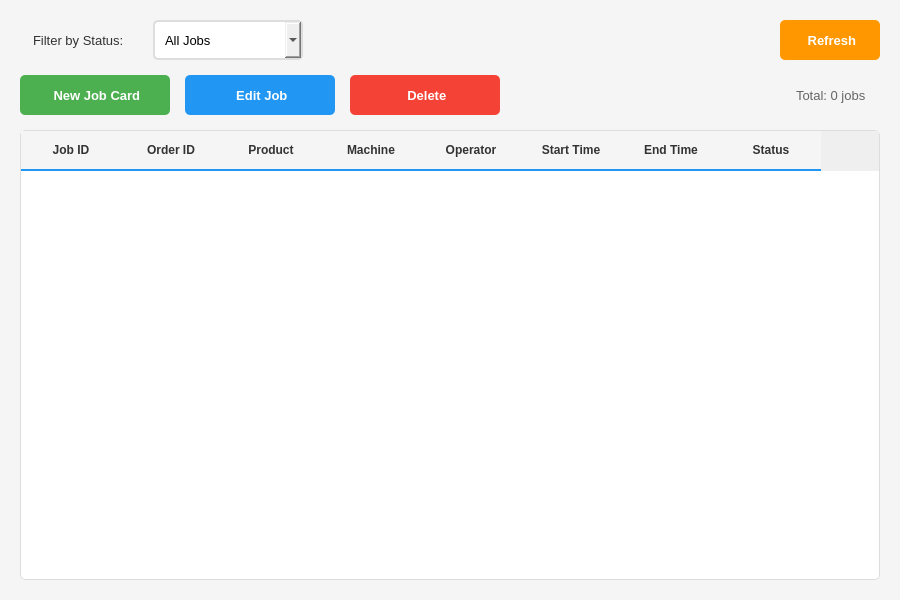
The window that ui/production.ui (SmitProgrammer/TrackMill) describes before a commit, drawn with Qt 5.
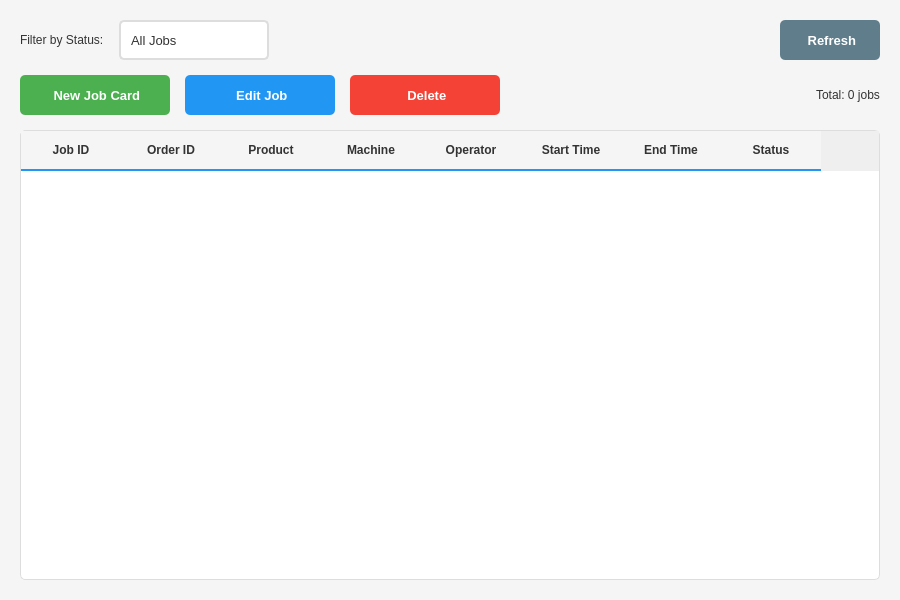
The same window after the commit.

```diff
--- a/ui/production.ui
+++ b/ui/production.ui
@@ -18,6 +18,14 @@
     background-color: #f5f5f5;
 }
 
+QLabel {
+    color: #333;
+}
+
+QTableWidget {
+    color: #333;
+}
+
 QPushButton#btnNewJob, QPushButton#btnEditJob, QPushButton#btnDeleteJob, QPushButton#btnRefresh {
     padding: 10px 20px;
     border-radius: 5px;
@@ -31,29 +39,64 @@
     border: none;
 }
 
+QPushButton#btnNewJob:hover {
+    background-color: #45a049;
+}
+
 QPushButton#btnEditJob {
     background-color: #2196F3;
     color: white;
     border: none;
 }
 
+QPushButton#btnEditJob:hover {
+    background-color: #0b7dda;
+}
+
 QPushButton#btnDeleteJob {
     background-color: #f44336;
     color: white;
     border: none;
 }
 
+QPushButton#btnDeleteJob:hover {
+    background-color: #da190b;
+}
+
 QPushButton#btnRefresh {
-    background-color: #FF9800;
+    background-color: #607D8B;
     color: white;
     border: none;
 }
 
+QPushButton#btnRefresh:hover {
+    background-color: #546E7A;
+}
+
+QLineEdit#txtSearch {
+    padding: 10px;
+    border: 2px solid #ddd;
+    border-radius: 5px;
+    font-size: 13px;
+    background-color: white;
+    color: #333;
+}
+
+QLineEdit#txtSearch:focus {
+    border: 2px solid #2196F3;
+}
+
 QComboBox#cmbFilterStatus {
     padding: 10px;
     border: 2px solid #ddd;
     border-radius: 5px;
     font-size: 13px;
+    background-color: white;
+    color: #333;
+}
+
+QComboBox#cmbFilterStatus:focus {
+    border: 2px solid #2196F3;
 }
 
 QTableWidget {
@@ -63,6 +106,10 @@
     gridline-color: #e0e0e0;
 }
 
+QTableWidget::item {
+    padding: 5px;
+}
+
 QTableWidget::item:selected {
     background-color: #e3f2fd;
     color: #000;
@@ -75,6 +122,40 @@
     border-bottom: 2px solid #2196F3;
     font-weight: bold;
     color: #333;
+}
+
+QComboBox {
+    padding: 10px;
+    border: 2px solid #ddd;
+    border-radius: 5px;
+    font-size: 13px;
+    background-color: white;
+    color: #333;
+}
+
+QComboBox:focus {
+    border: 2px solid #2196F3;
+}
+
+QComboBox::drop-down {
+    border: none;
+    width: 30px;
+}
+
+QComboBox::down-arrow {
+    image: none;
+    border-left: 5px solid transparent;
+    border-right: 5px solid transparent;
+    border-top: 5px solid #333;
+    margin-right: 10px;
+}
+
+QComboBox QAbstractItemView {
+    background-color: white;
+    color: #333;
+    selection-background-color: #2196F3;
+    selection-color: white;
+    border: 1px solid #ddd;
 }</string>
   </property>
   <layout class="QVBoxLayout" name="verticalLayout">
@@ -101,8 +182,150 @@
         <string>Filter by Status:</string>
        </property>
        <property name="styleSheet">
-        <string notr="true">font-size: 13px; color: #333; padding: 10px;</string>
-       </property>
+   <string notr="true">QWidget#ProductionWidget {
+    background-color: #f5f5f5;
+}
+
+QLabel {
+    color: #333;
+}
+
+QTableWidget {
+    color: #333;
+}
+
+QPushButton#btnNewJob, QPushButton#btnEditJob, QPushButton#btnDeleteJob, QPushButton#btnRefresh {
+    padding: 10px 20px;
+    border-radius: 5px;
+    font-size: 13px;
+    font-weight: bold;
+}
+
+QPushButton#btnNewJob {
+    background-color: #4CAF50;
+    color: white;
+    border: none;
+}
+
+QPushButton#btnNewJob:hover {
+    background-color: #45a049;
+}
+
+QPushButton#btnEditJob {
+    background-color: #2196F3;
+    color: white;
+    border: none;
+}
+
+QPushButton#btnEditJob:hover {
+    background-color: #0b7dda;
+}
+
+QPushButton#btnDeleteJob {
+    background-color: #f44336;
+    color: white;
+    border: none;
+}
+
+QPushButton#btnDeleteJob:hover {
+    background-color: #da190b;
+}
+
+QPushButton#btnRefresh {
+    background-color: #607D8B;
+    color: white;
+    border: none;
+}
+
+QPushButton#btnRefresh:hover {
+    background-color: #546E7A;
+}
+
+QLineEdit#txtSearch {
+    padding: 10px;
+    border: 2px solid #ddd;
+    border-radius: 5px;
+    font-size: 13px;
+    background-color: white;
+    color: #333;
+}
+
+QLineEdit#txtSearch:focus {
+    border: 2px solid #2196F3;
+}
+
+QComboBox#cmbFilterStatus {
+    padding: 10px;
+    border: 2px solid #ddd;
+    border-radius: 5px;
+    font-size: 13px;
+    background-color: white;
+    color: #333;
+}
+
+QComboBox#cmbFilterStatus:focus {
+    border: 2px solid #2196F3;
+}
+
+QTableWidget {
+    background-color: white;
+    border: 1px solid #ddd;
+    border-radius: 5px;
+    gridline-color: #e0e0e0;
+}
+
+QTableWidget::item {
+    padding: 5px;
+}
+
+QTableWidget::item:selected {
+    background-color: #e3f2fd;
+    color: #000;
+}
+
+QHeaderView::section {
+    background-color: #f5f5f5;
+    padding: 10px;
+    border: none;
+    border-bottom: 2px solid #2196F3;
+    font-weight: bold;
+    color: #333;
+}
+
+QComboBox {
+    padding: 10px;
+    border: 2px solid #ddd;
+    border-radius: 5px;
+    font-size: 13px;
+    background-color: white;
+    color: #333;
+}
+
+QComboBox:focus {
+    border: 2px solid #2196F3;
+}
+
+QComboBox::drop-down {
+    border: none;
+    width: 30px;
+}
+
+QComboBox::down-arrow {
+    image: none;
+    border-left: 5px solid transparent;
+    border-right: 5px solid transparent;
+    border-top: 5px solid #333;
+    margin-right: 10px;
+}
+
+QComboBox QAbstractItemView {
+    background-color: white;
+    color: #333;
+    selection-background-color: #2196F3;
+    selection-color: white;
+    border: 1px solid #ddd;
+}</string>
+  </property>
       </widget>
      </item>
      <item>
@@ -246,8 +469,156 @@
         <string>Total: 0 jobs</string>
        </property>
        <property name="styleSheet">
-        <string notr="true">font-size: 13px; color: #666; padding: 10px;</string>
-       </property>
+   <string notr="true">QWidget#ProductionWidget {
+    background-color: #f5f5f5;
+}
+
+QLabel {
+    color: #333;
+}
+
+QTableWidget {
+    color: #333;
+}
+
+QPushButton#btnNewJob, QPushButton#btnEditJob, QPushButton#btnDeleteJob, QPushButton#btnRefresh {
+    padding: 10px 20px;
+    border-radius: 5px;
+    font-size: 13px;
+    font-weight: bold;
+}
+
+QPushButton#btnNewJob {
+    background-color: #4CAF50;
+    color: white;
+    border: none;
+}
+
+QPushButton#btnNewJob:hover {
+    background-color: #45a049;
+}
+
+QPushButton#btnEditJob {
+    background-color: #2196F3;
+    color: white;
+    border: none;
+}
+
+QPushButton#btnEditJob:hover {
+    background-color: #0b7dda;
+}
+
+QPushButton#btnDeleteJob {
+    background-color: #f44336;
+    color: white;
+    border: none;
+}
+
+QPushButton#btnDeleteJob:hover {
+    background-color: #da190b;
+}
+
+QPushButton#btnRefresh {
+    background-color: #607D8B;
+    color: white;
+    border: none;
+}
+
+QPushButton#btnRefresh:hover {
+    background-color: #546E7A;
+}
+
+QPushButton:disabled {
+    background-color: #cccccc;
+    color: #666666;
+    /* cursor: not-allowed; */
+}
+
+QLineEdit#txtSearch {
+    padding: 10px;
+    border: 2px solid #ddd;
+    border-radius: 5px;
+    font-size: 13px;
+    background-color: white;
+    color: #333;
+}
+
+QLineEdit#txtSearch:focus {
+    border: 2px solid #2196F3;
+}
+
+QComboBox#cmbFilterStatus {
+    padding: 10px;
+    border: 2px solid #ddd;
+    border-radius: 5px;
+    font-size: 13px;
+    background-color: white;
+    color: #333;
+}
+
+QComboBox#cmbFilterStatus:focus {
+    border: 2px solid #2196F3;
+}
+
+QTableWidget {
+    background-color: white;
+    border: 1px solid #ddd;
+    border-radius: 5px;
+    gridline-color: #e0e0e0;
+}
+
+QTableWidget::item {
+    padding: 5px;
+}
+
+QTableWidget::item:selected {
+    background-color: #e3f2fd;
+    color: #000;
+}
+
+QHeaderView::section {
+    background-color: #f5f5f5;
+    padding: 10px;
+    border: none;
+    border-bottom: 2px solid #2196F3;
+    font-weight: bold;
+    color: #333;
+}
+
+QComboBox {
+    padding: 10px;
+    border: 2px solid #ddd;
+    border-radius: 5px;
+    font-size: 13px;
+    background-color: white;
+    color: #333;
+}
+
+QComboBox:focus {
+    border: 2px solid #2196F3;
+}
+
+QComboBox::drop-down {
+    border: none;
+    width: 30px;
+}
+
+QComboBox::down-arrow {
+    image: none;
+    border-left: 5px solid transparent;
+    border-right: 5px solid transparent;
+    border-top: 5px solid #333;
+    margin-right: 10px;
+}
+
+QComboBox QAbstractItemView {
+    background-color: white;
+    color: #333;
+    selection-background-color: #2196F3;
+    selection-color: white;
+    border: 1px solid #ddd;
+}</string>
+  </property>
       </widget>
      </item>
     </layout>
```
Left out of the diff: 1 changed line with no effect on the pictures.
